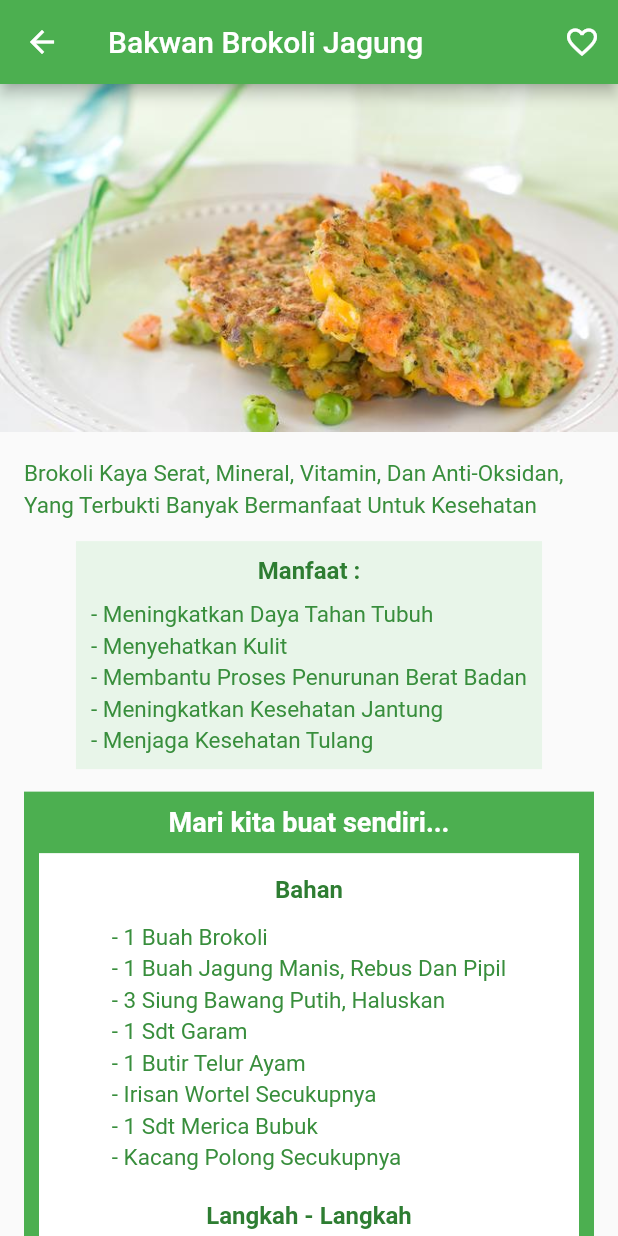
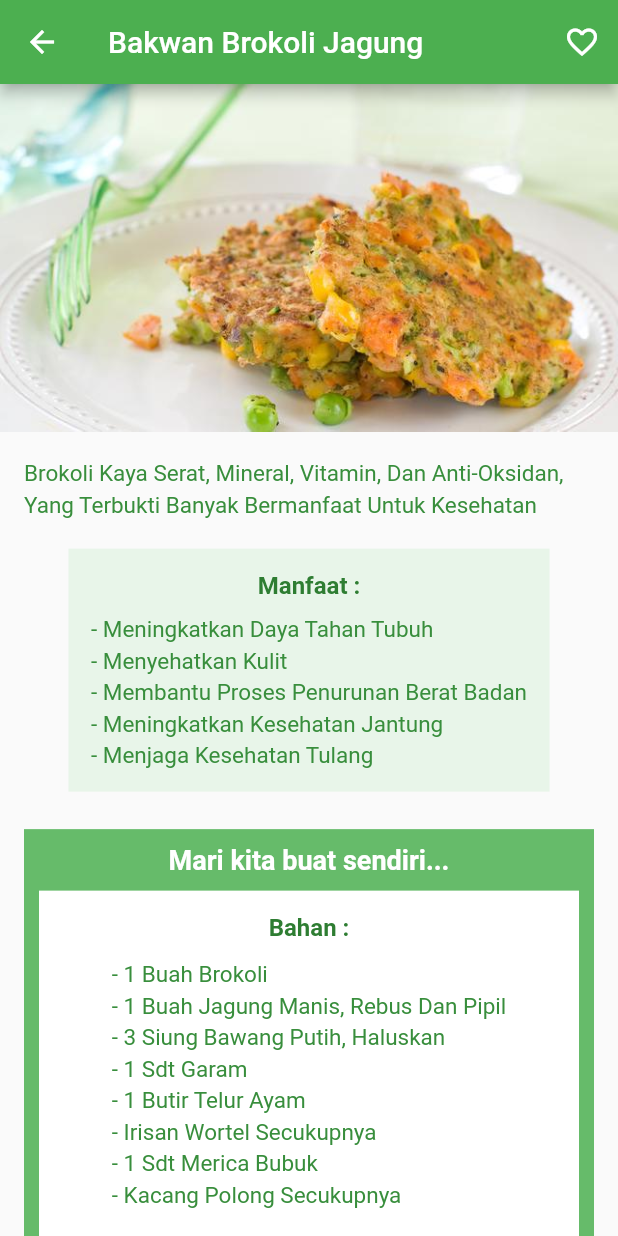
Before and after one commit to dodichakill/FoodHealthy-Apps, a Flutter app: the screen it shows after launch, after a tap on "Bakwan Brokoli Jagung", on a phone screen of 412 x 824 dp. Run offline on Flutter 3.47's test engine with Material 2 defaults, Android fonts, the phone set to English and light mode, and no system bars.

Commit message:
merefactor kode di detailScreen

```diff
--- a/lib/pages/DetailScreen.dart
+++ b/lib/pages/DetailScreen.dart
@@ -1,23 +1,15 @@
 import 'package:flutter/material.dart';
-import 'package:flutter/widgets.dart';
 import 'package:foodhealthy/data/ListFood.dart';
 
-class DetailScreen extends StatefulWidget {
+class DetailScreen extends StatelessWidget {
   final DataFoods? food;
-
-  const DetailScreen({Key? key, @required this.food}) : super(key: key);
-
-  @override
-  State<DetailScreen> createState() => _DetailScreenState();
-}
-
-class _DetailScreenState extends State<DetailScreen> {
-  var styleTextSmall = TextStyle(fontSize: 15, height: 1.4, color: Colors.green[700]);
-
-  var styleTextLarge = TextStyle(fontSize: 16,fontWeight: FontWeight.bold, color: Colors.green[800]);
+  const DetailScreen({ Key? key, @required this.food }) : super(key: key);
 
   @override
   Widget build(BuildContext context) {
+    var styleTextSmall = TextStyle(fontSize: 15, height: 1.4, color: Colors.green[700]);
+    var styleTextLarge = TextStyle(fontSize: 16,fontWeight: FontWeight.bold, color: Colors.green[800]);
+
     return Scaffold(
       appBar: AppBar(
         leading: IconButton(
@@ -29,20 +21,20 @@ class _DetailScreenState extends State<DetailScreen> {
         actions: const [
           FavoriteBtn()
         ],
-        title: Text('${widget.food?.nama}'),
+        title: Text('${food?.nama}'),
       ),
       body: SingleChildScrollView(
         child: Column(
           children: [
-            Image.asset('images/${widget.food?.foto}'),
+            Image.asset('images/${food?.foto}'),
             Container(
               padding: const EdgeInsets.all(16),
               child: Column(
                 children: [
-                  Text('${widget.food?.deskripsi}', style: styleTextSmall,),
-                  const SizedBox(height: 15),
+                  Text('${food?.deskripsi}', style: styleTextSmall,),
+                  const SizedBox(height: 20),
                   Container(
-                    padding: const EdgeInsets.all(10),
+                    padding: const EdgeInsets.all(15),
                     decoration: BoxDecoration(
                       color: Colors.green[50]
                     ),
@@ -50,14 +42,14 @@ class _DetailScreenState extends State<DetailScreen> {
                       children: [
                         Text('Manfaat :', style: styleTextLarge),
                         const SizedBox(height: 8,),
-                        Text('${widget.food?.manfaat}', style: styleTextSmall),
+                        Text('${food?.manfaat}', style: styleTextSmall),
                       ],
                     ),
                   ),
 
-                  const SizedBox(height: 15),
+                  const SizedBox(height: 25),
                   Container(
-                    color: Colors.green[500],
+                    color: Colors.green[400],
                     padding: const EdgeInsets.all(10),
                     child: Column(
                       children: [
@@ -68,13 +60,13 @@ class _DetailScreenState extends State<DetailScreen> {
                           color: Colors.white,
                           child: Column(
                             children: [
-                              Text("Bahan", style: styleTextLarge),
+                              Text("Bahan :", style: styleTextLarge),
                               const SizedBox(height: 10),
-                              Text('${widget.food?.bahan}', style: styleTextSmall),
+                              Text('${food?.bahan}', style: styleTextSmall),
                               const SizedBox(height: 20),
-                              Text("Langkah - Langkah", style: styleTextLarge),
+                              Text("Langkah - Langkah :", style: styleTextLarge),
                               const SizedBox(height: 10),
-                              Text('${widget.food?.langkah}',style: styleTextSmall),
+                              Text('${food?.langkah}',style: styleTextSmall),
                             ],
                           ),
                         ),
--- a/lib/pages/MainScreen.dart
+++ b/lib/pages/MainScreen.dart
@@ -18,7 +18,7 @@ class MainScreen extends StatelessWidget {
             children: [
               // section hero start
               Container(
-                margin: const EdgeInsets.fromLTRB(10, 20, 10, 20),
+                margin: const EdgeInsets.fromLTRB(10, 20, 10, 30),
                 decoration: BoxDecoration(
                   borderRadius: BorderRadius.circular(10),
                   color: Colors.green,
@@ -66,7 +66,7 @@ class MainScreen extends StatelessWidget {
               Text("Daftar Makanan dan minuman pilihan :",
                   style: TextStyle(
                       fontWeight: FontWeight.bold,
-                      fontSize: 20,
+                      fontSize: 19,
                       color: Colors.green[700])),
               const SizedBox(height: 15),
               Column(
```
